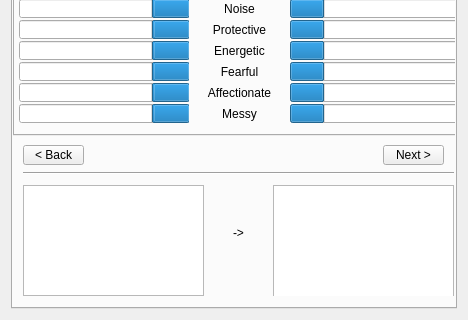
Above: deliverable4-code/viewresults.ui from ashleefoureyes/quackjaws before the change; both pictures show x 0 to 468 and y 282 to 602 of the 468 by 602 pixel window. Below: the same form after it.
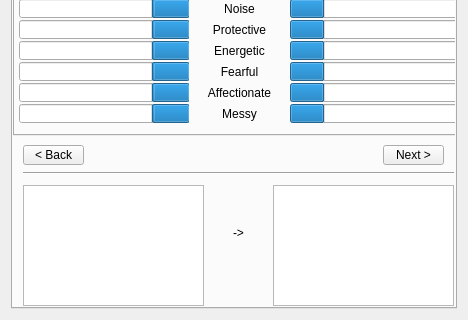
That is the form after the change. The open tabs and pages were chosen to show the change. Icons and pictures are not drawn.

Commit message: Fixed minor ui QListWidget bug, added testing method

The edit to the form file:
```diff
--- a/deliverable4-code/viewresults.ui
+++ b/deliverable4-code/viewresults.ui
@@ -264,7 +264,7 @@
          <x>0</x>
          <y>390</y>
          <width>451</width>
-         <height>151</height>
+         <height>181</height>
         </rect>
        </property>
        <widget class="QListWidget" name="listAnimalsDetailed">
@@ -283,7 +283,7 @@
           <x>10</x>
           <y>40</y>
           <width>181</width>
-          <height>111</height>
+          <height>121</height>
          </rect>
         </property>
        </widget>
```
Left out of the diff: 2 changed lines with no effect on the pictures. The commit also changes 3 other files.
